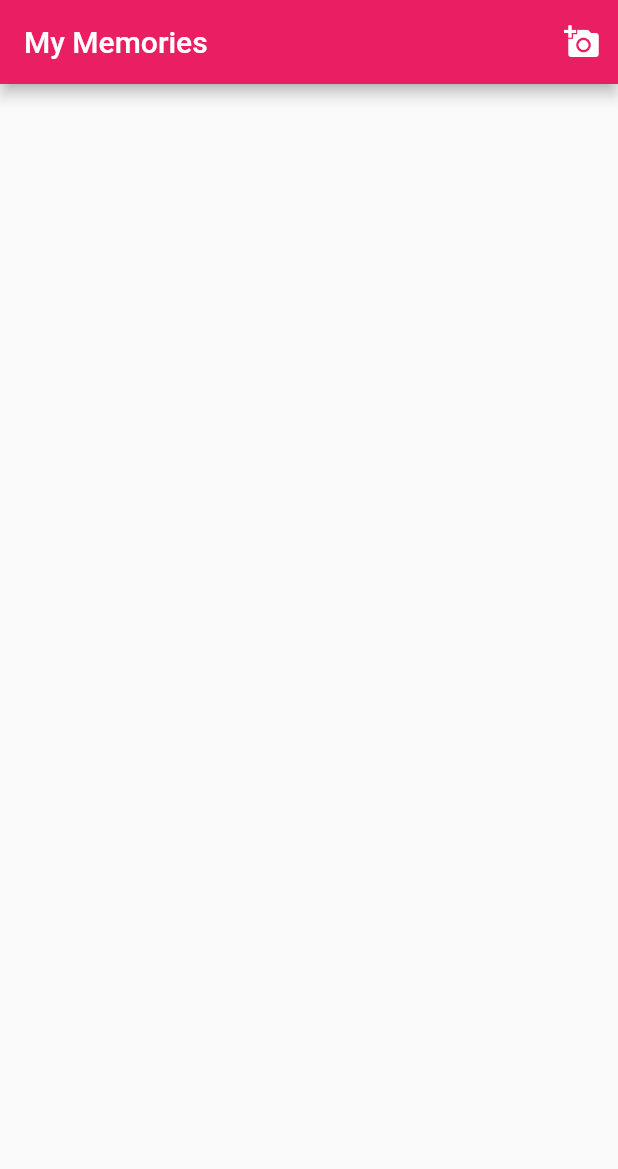
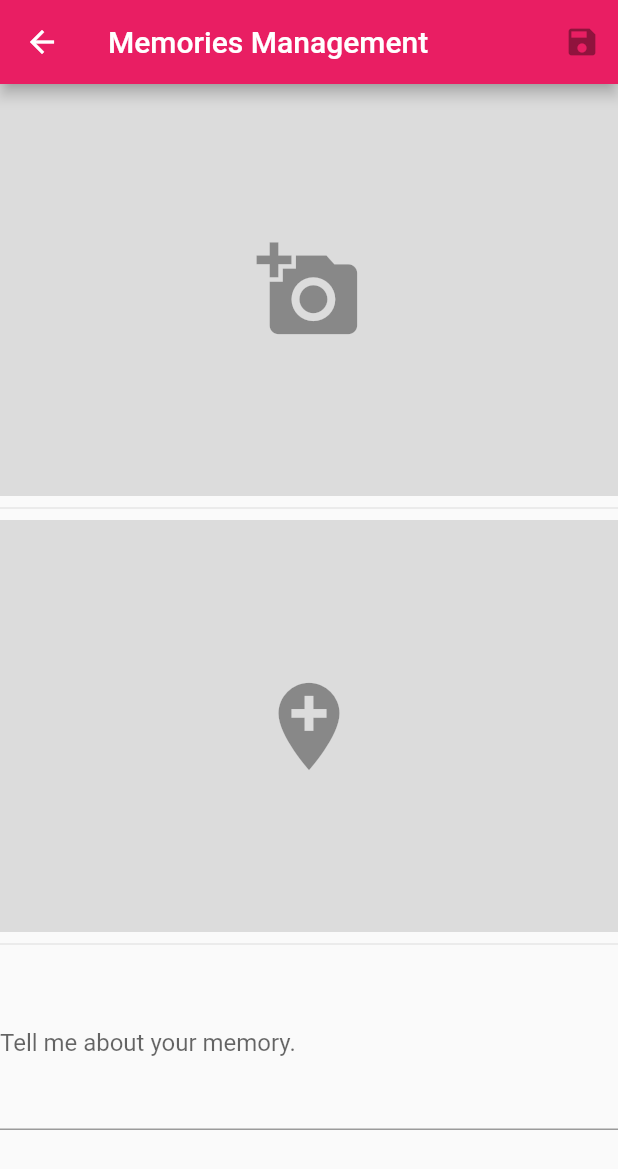
Before and after one commit to luizrovaris/Memories_Flutter, a Flutter app: the screen it shows after launch, after a tap on the "add a photo" icon, on a phone screen of 412 x 824 dp. Shown: the top 1169 px of the screen. Run offline on Flutter 3.47's test engine with Material 2 defaults, Android fonts, the phone set to English and light mode, and no system bars.

Commit message:
Adding memories screen.

```diff
--- a/my_memories/lib/main.dart
+++ b/my_memories/lib/main.dart
@@ -1,4 +1,5 @@
 import 'package:flutter/material.dart';
+import '../screens/memories_management_screen.dart';
 import '../screens/home_screen.dart';
 
 void main() {
@@ -17,6 +18,9 @@ class MyApp extends StatelessWidget {
         visualDensity: VisualDensity.adaptivePlatformDensity
       ),
       home: HomeScreen(),
+      routes: {
+        MemoriesManagementScreen.route: (_) => MemoriesManagementScreen(),
+      },
     );
   }
 }
--- a/my_memories/lib/screens/home_screen.dart
+++ b/my_memories/lib/screens/home_screen.dart
@@ -1,4 +1,5 @@
 import 'package:flutter/material.dart';
+import 'package:my_memories/screens/memories_management_screen.dart';
 
 class HomeScreen extends StatelessWidget {
   const HomeScreen({Key? key}) : super(key: key);
@@ -9,7 +10,11 @@ class HomeScreen extends StatelessWidget {
       appBar: AppBar(
         title: const Text('My Memories'),
         actions: [
-          IconButton(onPressed: () => print('Add'), icon: Icon(Icons.add_a_photo))
+          IconButton(
+            onPressed: () =>
+                Navigator.of(context).pushNamed(MemoriesManagementScreen.route),
+            icon: Icon(Icons.add_a_photo),
+          )
         ],
       ),
       body: ListView.separated(
--- /dev/null
+++ b/my_memories/lib/screens/memories_management_screen.dart
@@ -0,0 +1,67 @@
+import 'package:flutter/material.dart';
+
+class MemoriesManagementScreen extends StatefulWidget {
+  const MemoriesManagementScreen({Key? key}) : super(key: key);
+  static const String route = 'memories-management';
+
+  @override
+  _MemoriesManagementScreenState createState() => _MemoriesManagementScreenState();
+}
+
+class _MemoriesManagementScreenState extends State<MemoriesManagementScreen> {
+  var _descriptionController = TextEditingController();
+
+  @override
+  Widget build(BuildContext context) {
+    final mediaQuery = MediaQuery.of(context);
+    return Scaffold(
+      appBar: AppBar(
+        title: Text('Memories Management'),
+        actions: [
+          IconButton(
+            onPressed: null,
+            icon: Icon(Icons.save),
+          ),
+        ],
+      ),
+      body: SingleChildScrollView(
+        child: Column(
+          children: [
+            Container(
+              height: mediaQuery.size.height / 3,
+              color: Colors.black12,
+              child: Center(
+                child: IconButton(
+                  onPressed: null,
+                  icon: Icon(Icons.add_a_photo),
+                  iconSize: 70,
+                ),
+              ),
+            ),
+            Divider(),
+            Container(
+              height: mediaQuery.size.height / 3,
+              color: Colors.black12,
+              child: Center(
+                child: IconButton(
+                  onPressed: null,
+                  icon: Icon(Icons.add_location),
+                  iconSize: 70,
+                ),
+              ),
+            ),
+            Divider(),
+            TextFormField(
+              controller: _descriptionController,
+              minLines: 4,
+              maxLines: 4,
+              decoration: InputDecoration(
+                labelText: 'Tell me about your memory.',
+              ),
+            )
+          ],
+        ),
+      ),
+    );
+  }
+}
```
